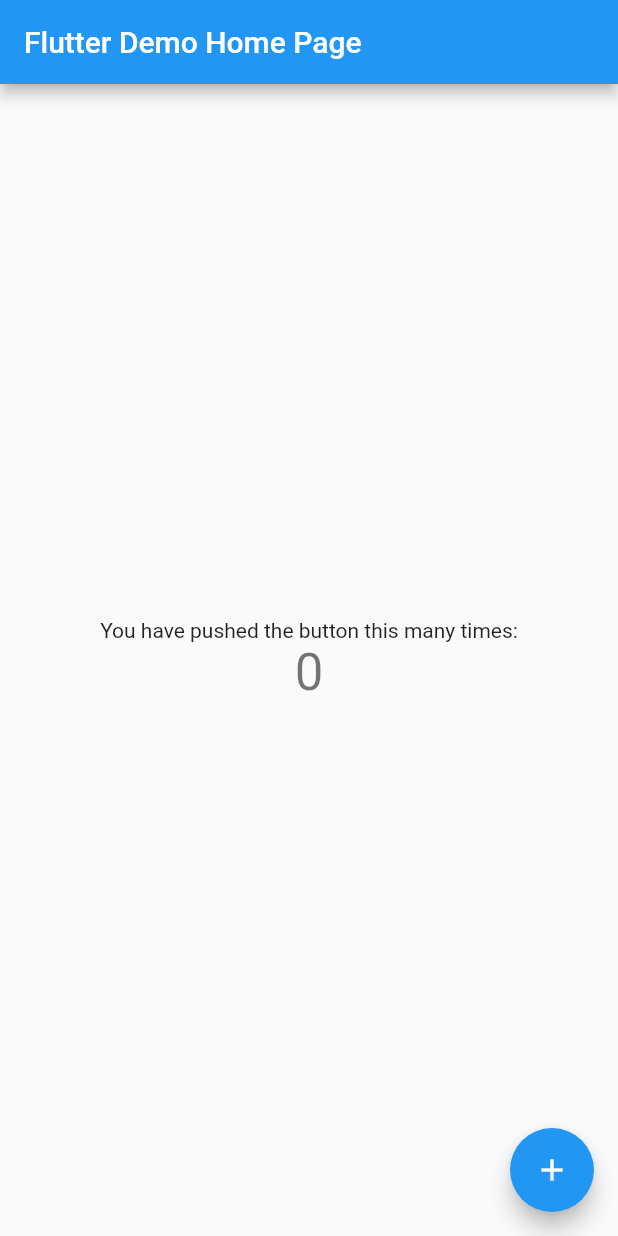
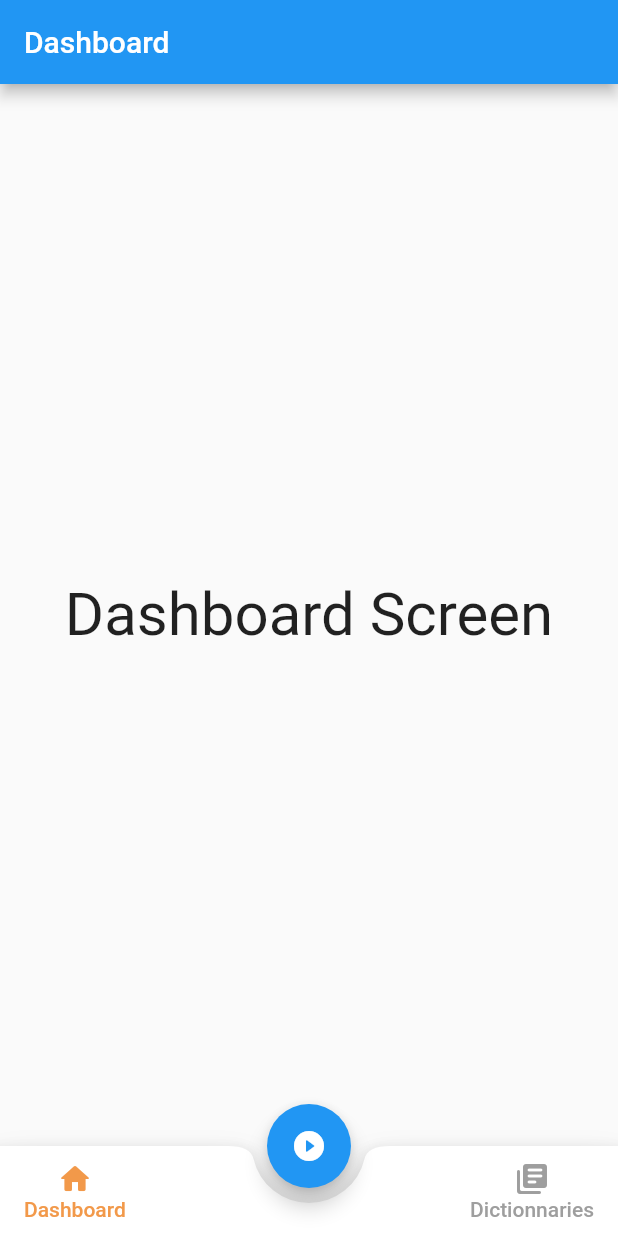
Before and after one commit to LargeWaffle/WidGetGood, a Flutter app: the screen it shows after launch, on a phone screen of 412 x 824 dp. Run offline on Flutter 3.47's test engine with Material 2 defaults, Android fonts, the phone set to English and light mode, and no system bars.

Commit message:
added navbar

```diff
--- /dev/null
+++ b/app/lib/home.dart
@@ -0,0 +1,111 @@
+import 'package:flutter/material.dart';
+import 'page/dashboard.dart';
+import 'page/play.dart';
+import 'page/dictionnaries.dart';
+
+class Home extends StatefulWidget {
+  @override
+  _HomeState createState() => _HomeState();
+}
+
+class _HomeState extends State<Home> {
+
+  int currentTab = 0;
+  final List<Widget> screens = [
+    Dashboard(),
+    Play(),
+    Dico()
+  ];
+
+  final PageStorageBucket bucket = PageStorageBucket();
+  Widget currentScreen = Dashboard();
+
+  @override
+  Widget build(BuildContext context) {
+    return Scaffold(
+      body: PageStorage(
+        child: currentScreen,
+        bucket: bucket,
+      ),
+      floatingActionButton: FloatingActionButton(
+        child: Icon(
+            Icons.play_circle_filled_rounded,
+        ),
+
+        onPressed: () {},
+      ),
+      floatingActionButtonLocation: FloatingActionButtonLocation.centerDocked,
+      bottomNavigationBar: BottomAppBar(
+        shape: CircularNotchedRectangle(),
+        notchMargin: 10,
+        child: Container(
+          height: 60,
+          child: Row(
+            mainAxisAlignment: MainAxisAlignment.spaceBetween,
+            children: <Widget>[
+              Row(
+                crossAxisAlignment: CrossAxisAlignment.start,
+                children: [
+                  MaterialButton(
+                    minWidth: 40,
+                    onPressed: () {
+                      setState(() {
+                        currentScreen = Dashboard();
+                        currentTab = 0;
+                      });
+                    },
+                    child: Column(
+                      mainAxisAlignment: MainAxisAlignment.center,
+                      children: [
+                        Icon(
+                          Icons.home_rounded,
+                          color: currentTab == 0 ? Color(0xFFF2994A) : Colors.grey,
+                        ),
+                        Text(
+                          'Dashboard',
+                          style: TextStyle(
+                              color: currentTab == 0 ? Color(0xFFF2994A) : Colors.grey
+                          ),
+                        )
+                      ],
+                    ),
+                  )
+                ],
+              ),
+              // Right Tab Bar Icons
+              Row(
+                crossAxisAlignment: CrossAxisAlignment.start,
+                children: [
+                  MaterialButton(
+                    minWidth: 40,
+                    onPressed: () {
+                      setState(() {
+                        currentScreen = Dico();
+                        currentTab = 2;
+                      });
+                    },
+                    child: Column(
+                      mainAxisAlignment: MainAxisAlignment.center,
+                      children: [
+                        Icon(
+                          Icons.library_books_rounded,
+                          color: currentTab == 2 ? Color(0xFFF2994A) : Colors.grey,
+                        ),
+                        Text(
+                          'Dictionnaries',
+                          style: TextStyle(
+                              color: currentTab == 2 ? Color(0xFFF2994A) : Colors.grey
+                          ),
+                        )
+                      ],
+                    ),
+                  )
+                ],
+              )
+            ],
+          )
+        )
+      ),
+    );
+  }
+}
--- a/app/lib/main.dart
+++ b/app/lib/main.dart
@@ -1,4 +1,5 @@
 import 'package:flutter/material.dart';
+import 'home.dart';
 
 void main() {
   runApp(MyApp());
@@ -9,105 +10,13 @@
   @override
   Widget build(BuildContext context) {
     return MaterialApp(
+      debugShowCheckedModeBanner: false,
       title: 'Flutter Demo',
       theme: ThemeData(
-        // This is the theme of your application.
-        //
-        // Try running your application with "flutter run". You'll see the
-        // application has a blue toolbar. Then, without quitting the app, try
-        // changing the primarySwatch below to Colors.green and then invoke
-        // "hot reload" (press "r" in the console where you ran "flutter run",
-        // or simply save your changes to "hot reload" in a Flutter IDE).
-        // Notice that the counter didn't reset back to zero; the application
-        // is not restarted.
         primarySwatch: Colors.blue,
+        visualDensity: VisualDensity.adaptivePlatformDensity,
       ),
-      home: MyHomePage(title: 'Flutter Demo Home Page'),
+      home: Home(),
     );
   }
 }
-
-class MyHomePage extends StatefulWidget {
-  MyHomePage({Key key, this.title}) : super(key: key);
-
-  // This widget is the home page of your application. It is stateful, meaning
-  // that it has a State object (defined below) that contains fields that affect
-  // how it looks.
-
-  // This class is the configuration for the state. It holds the values (in this
-  // case the title) provided by the parent (in this case the App widget) and
-  // used by the build method of the State. Fields in a Widget subclass are
-  // always marked "final".
-
-  final String title;
-
-  @override
-  _MyHomePageState createState() => _MyHomePageState();
-}
-
-class _MyHomePageState extends State<MyHomePage> {
-  int _counter = 0;
-
-  void _incrementCounter() {
-    setState(() {
-      // This call to setState tells the Flutter framework that something has
-      // changed in this State, which causes it to rerun the build method below
-      // so that the display can reflect the updated values. If we changed
-      // _counter without calling setState(), then the build method would not be
-      // called again, and so nothing would appear to happen.
-      _counter++;
-    });
-  }
-
-  @override
-  Widget build(BuildContext context) {
-    // This method is rerun every time setState is called, for instance as done
-    // by the _incrementCounter method above.
-    //
-    // The Flutter framework has been optimized to make rerunning build methods
-    // fast, so that you can just rebuild anything that needs updating rather
-    // than having to individually change instances of widgets.
-    return Scaffold(
-      appBar: AppBar(
-        // Here we take the value from the MyHomePage object that was created by
-        // the App.build method, and use it to set our appbar title.
-        title: Text(widget.title),
-      ),
-      body: Center(
-        // Center is a layout widget. It takes a single child and positions it
-        // in the middle of the parent.
-        child: Column(
-          // Column is also a layout widget. It takes a list of children and
-          // arranges them vertically. By default, it sizes itself to fit its
-          // children horizontally, and tries to be as tall as its parent.
-          //
-          // Invoke "debug painting" (press "p" in the console, choose the
-          // "Toggle Debug Paint" action from the Flutter Inspector in Android
-          // Studio, or the "Toggle Debug Paint" command in Visual Studio Code)
-          // to see the wireframe for each widget.
-          //
-          // Column has various properties to control how it sizes itself and
-          // how it positions its children. Here we use mainAxisAlignment to
-          // center the children vertically; the main axis here is the vertical
-          // axis because Columns are vertical (the cross axis would be
-          // horizontal).
-          mainAxisAlignment: MainAxisAlignment.center,
-          children: <Widget>[
-            Text(
-              'You have pushed the button this many times:',
-            ),
-            Text(
-              '$_counter',
-              style: Theme.of(context).textTheme.headline4,
-            ),
-          ],
-        ),
-      ),
-      floatingActionButton: FloatingActionButton(
-        onPressed: _incrementCounter,
-        tooltip: 'Increment',
-        child: Icon(Icons.add),
-      ), // This trailing comma makes auto-formatting nicer for build methods.
-    );
-  }
-}
--- /dev/null
+++ b/app/lib/page/dashboard.dart
@@ -0,0 +1,18 @@
+import 'package:flutter/material.dart';
+
+class Dashboard extends StatefulWidget {
+  @override
+  _Dashboard createState() => _Dashboard();
+}
+
+class _Dashboard extends State<Dashboard> {
+  @override
+  Widget build(BuildContext context) {
+    return Scaffold(
+      appBar: AppBar(title: Text('Dashboard')),
+      body: Center(
+        child: Text('Dashboard Screen', style: TextStyle(fontSize:40)),
+      ),
+    );
+  }
+}
--- /dev/null
+++ b/app/lib/page/dictionnaries.dart
@@ -0,0 +1,18 @@
+import 'package:flutter/material.dart';
+
+class Dico extends StatefulWidget {
+  @override
+  _DicoState createState() => _DicoState();
+}
+
+class _DicoState extends State<Dico> {
+  @override
+  Widget build(BuildContext context) {
+    return Scaffold(
+        appBar: AppBar(title: Text('Dictionnaries')),
+        body: Center(
+          child: Text('Dictionnaries Screen', style: TextStyle(fontSize:40)),
+      ),
+    );
+  }
+}
--- /dev/null
+++ b/app/lib/page/play.dart
@@ -0,0 +1,18 @@
+import 'package:flutter/material.dart';
+
+class Play extends StatefulWidget {
+  @override
+  _PlayState createState() => _PlayState();
+}
+
+class _PlayState extends State<Play> {
+  @override
+  Widget build(BuildContext context) {
+    return Scaffold(
+      appBar: AppBar(title: Text('Play')),
+      body: Center(
+        child: Text('Play Screen', style: TextStyle(fontSize:40)),
+      ),
+    );
+  }
+}
```
